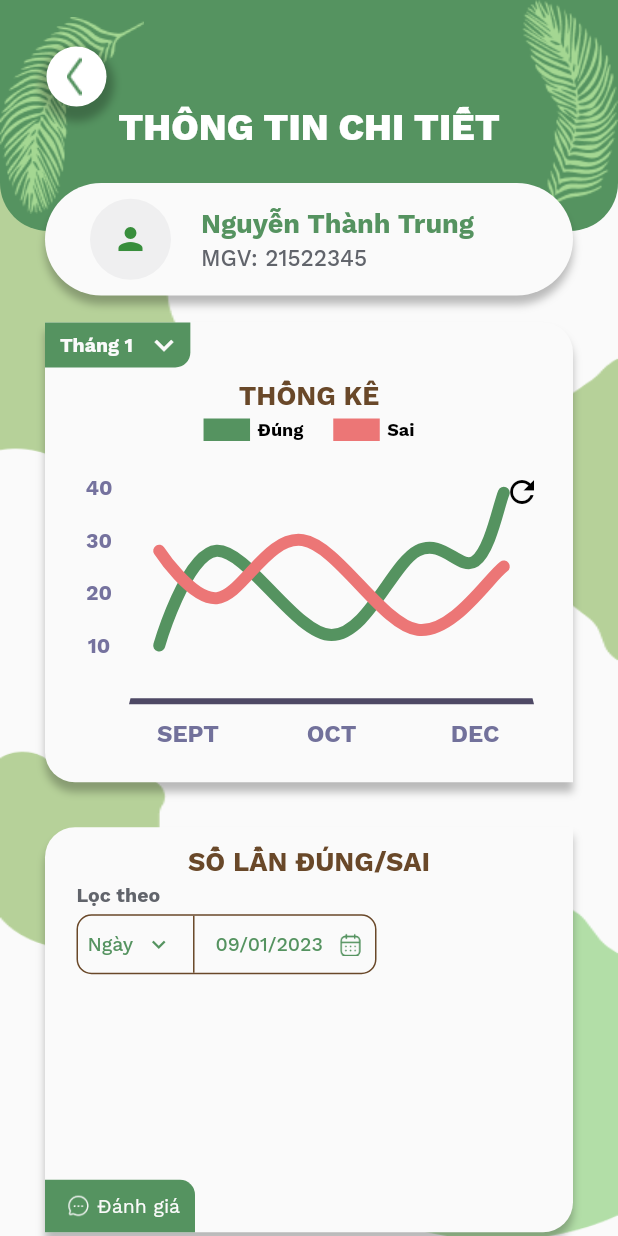
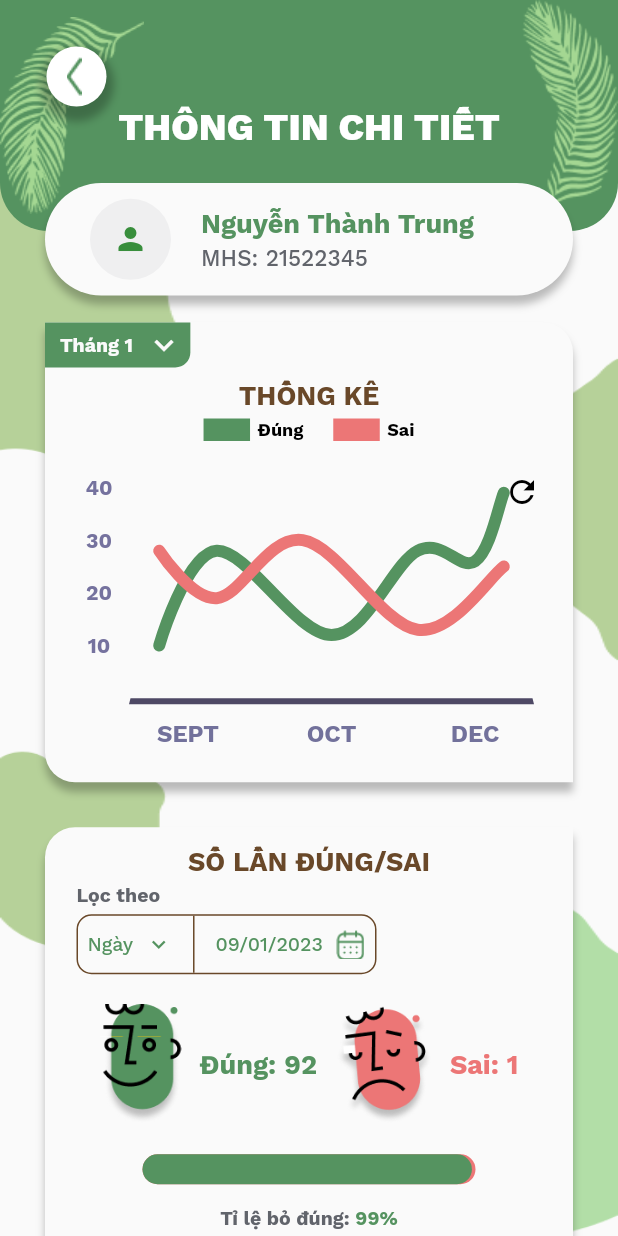
Before and after one commit to GDSC-UIT/eGreenBin-mobile, a Flutter app: the screen it shows after launch, after a tap on "01", on a phone screen of 412 x 824 dp. Run offline on Flutter 3.47's test engine with Material 2 defaults, Android fonts, the light colour scheme and no system bars; drawn by our look-alikes of fl_chart, percent_indicator; our stand-ins replace get, google_fonts.

Commit message:
done ratio card

```diff
--- a/lib/app/core/values/assets_image.dart
+++ b/lib/app/core/values/assets_image.dart
@@ -12,6 +12,9 @@ class Assets {
   static const String wrongSqure = 'assets/icons/Close Square.png';
   static const String back = 'assets/icons/Stroke 3.png';
   static const String chat = 'assets/icons/Chat.png';
+  static const String faceHappy = 'assets/icons/face_happy.png';
+  static const String faceSad = 'assets/icons/face_sad.png';
+  static const String btnFace = 'assets/icons/btn.png';
   // image
   static const String backround = 'assets/images/bg.png';
 }
--- a/lib/app/global_widgets/appbar_student.dart
+++ b/lib/app/global_widgets/appbar_student.dart
@@ -123,7 +123,7 @@ class StudentAppBar extends StatelessWidget {
                           ),
                           const SizedBox(height: 4),
                           Text(
-                            "MGV: ${student.id}",
+                            "MHS: ${student.id}",
                             style: CustomTextStyle.b1(AppColors.Subtle_1),
                           ),
                         ],
--- a/lib/app/modules/student_info/screens/student_info_screen.dart
+++ b/lib/app/modules/student_info/screens/student_info_screen.dart
@@ -11,6 +11,10 @@ class StudentInfoScreen extends StatelessWidget {
 
   void backToPrevScreen() {
     Get.back();
+  }
+
+  void showCommentForm() {
+    print("commet aaaaaaaaaaaaaaaaaaaaaaaaaaaaaaa");
   }
 
   @override
@@ -33,7 +37,7 @@ class StudentInfoScreen extends StatelessWidget {
                   CardStatistical(),
                   // card so lan dung sai
                   const SizedBox(height: 30),
-                  CardRatio(),
+                  CardRatio(_controller, showCommentForm),
                   // card danh gia
                   const SizedBox(height: 30),
                   CardStatistical(),
@@ -43,7 +47,7 @@ class StudentInfoScreen extends StatelessWidget {
             ),
           ),
           // appbar
-          StudentAppBar(_controller.student, backToPrevScreen),
+          StudentAppBar(_controller.student.value, backToPrevScreen),
         ],
       ),
     );
--- a/lib/app/modules/student_info/student_info_controller.dart
+++ b/lib/app/modules/student_info/student_info_controller.dart
@@ -9,13 +9,13 @@ class StudentInfoController extends GetxController {
   }
   // data student
   Students listStudent = Students();
-  Student student = Student(name: "default");
+  Rx<Student> student = Student(name: "default").obs;
 
   dynamic id = Get.arguments;
 
   @override
   void onInit() {
-    student = listStudent.findStudent(id);
+    student.value = listStudent.findStudent(id);
     super.onInit();
   }
 
--- a/lib/app/modules/student_info/widgets/card_ratio.dart
+++ b/lib/app/modules/student_info/widgets/card_ratio.dart
@@ -3,22 +3,17 @@ import 'package:egreenbin/app/core/values/text_styles.dart';
 import 'package:flutter/material.dart';
 import 'package:get/get.dart';
 import 'package:intl/intl.dart';
+import 'package:percent_indicator/linear_percent_indicator.dart';
 import '../../../core/values/app_colors.dart';
 import '../../../core/values/app_values.dart';
 import '../student_info_controller.dart';
 
 class CardRatio extends StatelessWidget {
-  static StudentInfoController _controller = Get.find<StudentInfoController>();
+  StudentInfoController _controller;
+  Function showCommentForm;
 
-  // sort value
-  final List<DropdownMenuItem<String>> _sortMenuItems = _controller.sortItems
-      .map(
-        (value) => DropdownMenuItem(
-          value: value,
-          child: Text(value),
-        ),
-      )
-      .toList();
+  CardRatio(this._controller, this.showCommentForm);
+
   // date picker
   void _presentDatePicker(BuildContext context) {
     showDatePicker(
@@ -34,14 +29,31 @@ class CardRatio extends StatelessWidget {
     );
   }
 
+  double get Ratio {
+    if (_controller.student.value.numOfWrong == 0) return 1;
+    return _controller.student.value.numOfCorrect! /
+        (_controller.student.value.numOfWrong! +
+            _controller.student.value.numOfCorrect!);
+  }
+
   @override
   Widget build(BuildContext context) {
+    // sort value
+    final List<DropdownMenuItem<String>> _sortMenuItems = _controller.sortItems
+        .map(
+          (value) => DropdownMenuItem(
+            value: value,
+            child: Text(value),
+          ),
+        )
+        .toList();
+
     return Padding(
       padding: const EdgeInsets.symmetric(horizontal: 30),
       child: Stack(
         children: [
           Container(
-            height: 270,
+            height: 320,
             width: double.infinity,
             decoration: const BoxDecoration(
               color: AppColors.Surface,
@@ -138,7 +150,7 @@ class CardRatio extends StatelessWidget {
                                   GestureDetector(
                                     onTap: () => _presentDatePicker(context),
                                     child: Container(
-                                      height: 15,
+                                      height: 20,
                                       width: 20,
                                       child: Image.asset(Assets.calendar),
                                     ),
@@ -152,6 +164,75 @@ class CardRatio extends StatelessWidget {
                     ),
                   ],
                 ),
+// two face
+                const SizedBox(height: 20),
+                Row(
+                  mainAxisAlignment: MainAxisAlignment.center,
+                  children: [
+                    //face happy
+                    Row(
+                      children: [
+                        SizedBox(
+                          height: 80,
+                          child: Image.asset(Assets.faceHappy),
+                        ),
+                        const SizedBox(width: 12),
+                        Text(
+                          "Đúng: ${_controller.student.value.numOfCorrect}",
+                          style: CustomTextStyle.h2(
+                            AppColors.Normal,
+                          ),
+                        )
+                      ],
+                    ),
+                    const SizedBox(width: 12),
+                    // face sad
+                    Row(
+                      children: [
+                        SizedBox(
+                          height: 80,
+                          child: Image.asset(Assets.faceSad),
+                        ),
+                        const SizedBox(width: 12),
+                        Text(
+                          "Sai: ${_controller.student.value.numOfWrong}",
+                          style: CustomTextStyle.h2(
+                            AppColors.wrong,
+                          ),
+                        )
+                      ],
+                    ),
+                  ],
+                ),
+                const SizedBox(height: 20),
+// process bar
+                Container(
+                  height: 20,
+                  padding: const EdgeInsets.symmetric(horizontal: 55),
+                  child: LinearPercentIndicator(
+                    animation: true,
+                    animationDuration: 1000,
+                    lineHeight: 40,
+                    percent: Ratio,
+                    barRadius: const Radius.circular(50),
+                    progressColor: AppColors.Normal,
+                    backgroundColor: AppColors.wrong,
+                  ),
+                ),
+// text: ti le bo dung
+                const SizedBox(height: 15),
+                RichText(
+                  text: TextSpan(
+                    text: 'Tỉ lệ bỏ đúng: ',
+                    style: CustomTextStyle.b2(AppColors.Subtle_1),
+                    children: [
+                      TextSpan(
+                        text: "${(Ratio * 100).toStringAsFixed(0)}%",
+                        style: CustomTextStyle.b2(AppColors.Normal),
+                      ),
+                    ],
+                  ),
+                ),
               ],
             ),
           ),
@@ -161,7 +242,7 @@ class CardRatio extends StatelessWidget {
             left: 0,
             child: GestureDetector(
               onTap: () {
-                // chuyen sang trang comment
+                showCommentForm();
               },
               child: Container(
                 height: 35,
--- a/pubspec.yaml
+++ b/pubspec.yaml
@@ -40,6 +40,7 @@ dependencies:
   google_fonts: ^3.0.1
   http: ^0.13.5
   fl_chart: ^0.55.2
+  percent_indicator: ^4.2.2
 
 dev_dependencies:
   flutter_test:
```
Also changed, not shown: assets/icons/btn.png (added), assets/icons/btn_face.png (deleted), assets/icons/face_happy.png, assets/icons/face_sad.png, pubspec.lock.
